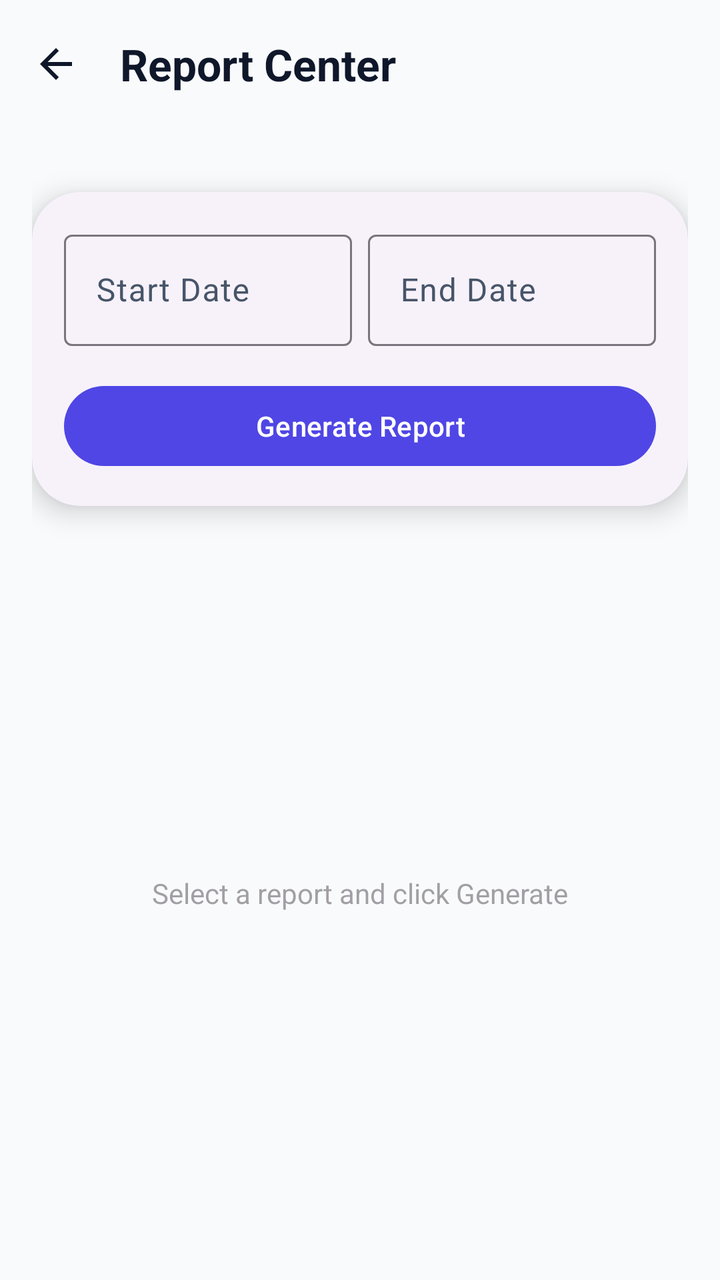
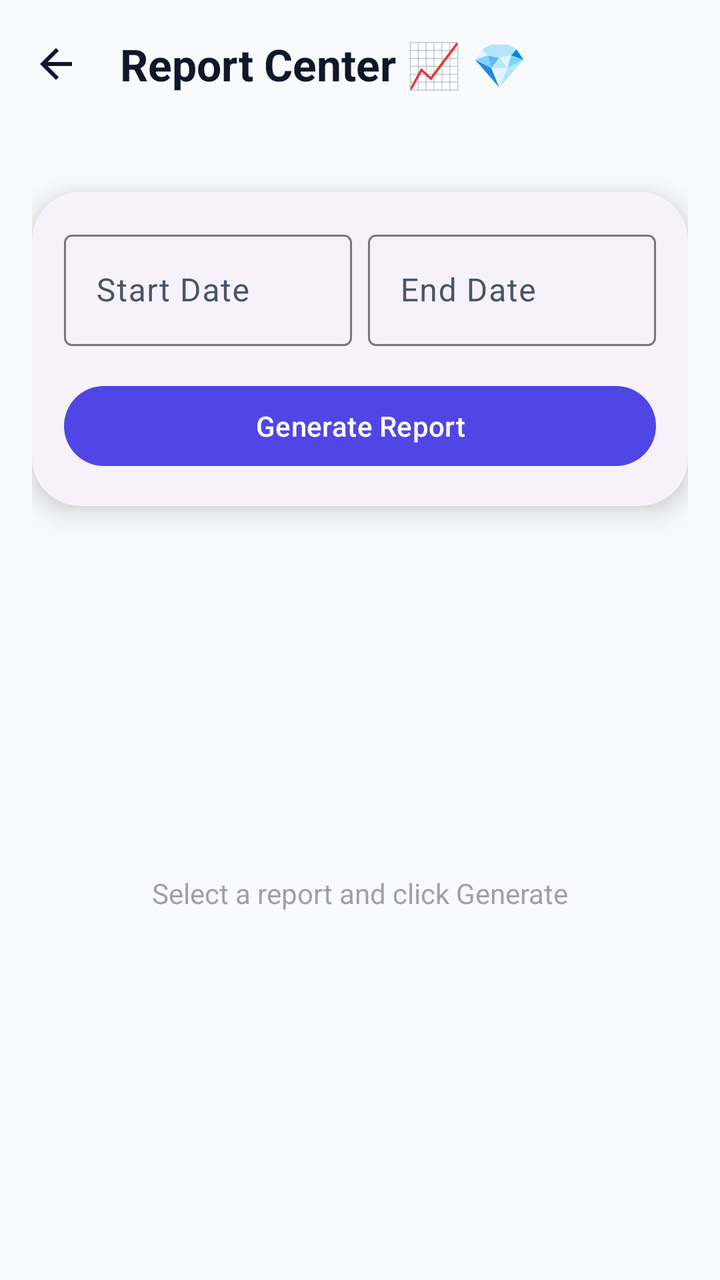

Before-and-after screenshots of an Android layout around one commit, followed by the original layout XML and the change that was made.
<!-- AndroidManifest.xml: application theme Theme.Biometric -->
<!-- res/layout/activity_report_center.xml -->
<?xml version="1.0" encoding="utf-8"?>
<androidx.coordinatorlayout.widget.CoordinatorLayout xmlns:android="http://schemas.android.com/apk/res/android"
    xmlns:app="http://schemas.android.com/apk/res-auto"
    xmlns:tools="http://schemas.android.com/tools"
    android:layout_width="match_parent"
    android:layout_height="match_parent"
    android:background="@color/window_background">

    <com.google.android.material.appbar.AppBarLayout
        android:layout_width="match_parent"
        android:layout_height="wrap_content"
        android:background="?attr/colorSurface">
        <com.google.android.material.appbar.MaterialToolbar
            android:id="@+id/toolbar"
            style="@style/Widget.App.Toolbar"
            android:layout_width="match_parent"
            android:layout_height="?attr/actionBarSize"
            app:title="Report Center"
            app:navigationIcon="@drawable/ic_back" />
    </com.google.android.material.appbar.AppBarLayout>

    <LinearLayout
        android:layout_width="match_parent"
        android:layout_height="match_parent"
        android:orientation="vertical"
        android:padding="16dp"
        app:layout_behavior="@string/appbar_scrolling_view_behavior">

        <HorizontalScrollView
            android:layout_width="match_parent"
            android:layout_height="wrap_content"
            android:scrollbars="none"
            android:layout_marginBottom="16dp">
            <LinearLayout
                android:id="@+id/llReportTypes"
                android:layout_width="wrap_content"
                android:layout_height="wrap_content"
                android:orientation="horizontal" />
        </HorizontalScrollView>

        <com.google.android.material.card.MaterialCardView
            style="@style/PremiumCardView"
            android:layout_width="match_parent"
            android:layout_height="wrap_content"
            android:layout_marginBottom="16dp">
            <LinearLayout
                android:layout_width="match_parent"
                android:layout_height="wrap_content"
                android:orientation="vertical"
                android:padding="16dp">
                <LinearLayout
                    android:layout_width="match_parent"
                    android:layout_height="wrap_content"
                    android:orientation="horizontal">
                    <com.google.android.material.textfield.TextInputLayout
        android:id="@+id/tilEmployee"
        android:layout_width="match_parent"
        android:layout_height="wrap_content"
        android:hint="👤 Employee (Attendance report)"
        android:visibility="gone">
        <AutoCompleteTextView
            android:id="@+id/spEmployee"
            android:layout_width="match_parent"
            android:layout_height="wrap_content"
            android:inputType="none" />
    </com.google.android.material.textfield.TextInputLayout>

    <com.google.android.material.textfield.TextInputLayout
                        style="@style/Widget.Material3.TextInputLayout.OutlinedBox"
                        android:layout_width="0dp"
                        android:layout_height="wrap_content"
                        android:layout_weight="1"
                        android:layout_marginEnd="8dp"
                        android:hint="Start Date">
                        <com.google.android.material.textfield.TextInputEditText
                            android:id="@+id/etStartDate"
                            android:layout_width="match_parent"
                            android:layout_height="wrap_content"
                            android:focusable="false"
                            android:clickable="true" />
                    </com.google.android.material.textfield.TextInputLayout>
                    <com.google.android.material.textfield.TextInputLayout
                        style="@style/Widget.Material3.TextInputLayout.OutlinedBox"
                        android:layout_width="0dp"
                        android:layout_height="wrap_content"
                        android:layout_weight="1"
                        android:hint="End Date">
                        <com.google.android.material.textfield.TextInputEditText
                            android:id="@+id/etEndDate"
                            android:layout_width="match_parent"
                            android:layout_height="wrap_content"
                            android:focusable="false"
                            android:clickable="true" />
                    </com.google.android.material.textfield.TextInputLayout>
                </LinearLayout>

                <com.google.android.material.button.MaterialButton
                    android:id="@+id/btnGenerate"
                    android:layout_width="match_parent"
                    android:layout_height="wrap_content"
                    android:layout_marginTop="16dp"
                    android:text="Generate Report" />

                <com.google.android.material.button.MaterialButton
                    android:id="@+id/btnExportCsv"
                    style="@style/Widget.Material3.Button.OutlinedButton"
                    android:layout_width="match_parent"
                    android:layout_height="wrap_content"
                    android:layout_marginTop="8dp"
                    android:text="Export CSV"
                    android:visibility="gone" />
            </LinearLayout>
        </com.google.android.material.card.MaterialCardView>

        <FrameLayout
            android:layout_width="match_parent"
            android:layout_height="match_parent">
            <androidx.recyclerview.widget.RecyclerView
                android:id="@+id/rvResults"
                android:layout_width="match_parent"
                android:layout_height="match_parent" />
            <com.google.android.material.progressindicator.CircularProgressIndicator
                android:id="@+id/progressBar"
                android:layout_width="wrap_content"
                android:layout_height="wrap_content"
                android:layout_gravity="center"
                android:visibility="gone"
                android:indeterminate="true" />
            <TextView
                android:id="@+id/tvEmptyState"
                android:layout_width="wrap_content"
                android:layout_height="wrap_content"
                android:layout_gravity="center"
                android:text="Select a report and click Generate"
                android:alpha="0.5" />
        </FrameLayout>
    </LinearLayout>

</androidx.coordinatorlayout.widget.CoordinatorLayout>
<!-- resources referenced by this layout -->
<resources>
  <color name="window_background">#F9FAFB</color>
  <!-- drawable ic_back (drawable) -->
  <vector xmlns:android="http://schemas.android.com/apk/res/android"
      android:width="24dp"
      android:height="24dp"
      android:viewportWidth="24"
      android:viewportHeight="24"
      android:tint="?attr/colorControlNormal">
    <path
        android:fillColor="@android:color/white"
        android:pathData="M20,11H7.83l5.59,-5.59L12,4l-8,8 8,8 1.41,-1.41L7.83,13H20v-2z"/>
  </vector>
  <style name="PremiumCardView" parent="Widget.App.CardView">
          <item name="cardElevation">8dp</item>
          <item name="cardCornerRadius">24dp</item>
          <item name="android:foreground">?attr/selectableItemBackground</item>
      </style>
  <style name="Widget.App.Toolbar" parent="Widget.Material3.Toolbar.OnSurface">
          <item name="titleTextAppearance">@style/TextAppearance.App.ToolbarTitle</item>
      </style>
  <style name="Theme.Biometric" parent="Theme.Material3.DayNight.NoActionBar">
          
          <item name="colorPrimary">@color/colorPrimary</item>
          <item name="colorPrimaryDark">@color/colorPrimaryDark</item>
          <item name="colorPrimaryVariant">@color/colorPrimaryDark</item>
          <item name="colorOnPrimary">@android:color/white</item>
          
          
          <item name="colorSecondary">@color/colorAccent</item>
          <item name="colorOnSecondary">@android:color/white</item>
  
          
          <item name="android:colorBackground">@color/window_background</item>
          <item name="android:windowBackground">@color/window_background</item>
          <item name="android:windowDisablePreview">false</item>
          <item name="colorSurface">@color/window_background</item>
          <item name="colorOnSurface">@color/text_primary</item>
          <item name="colorSurfaceVariant">@color/colorSurfaceVariant</item>
          <item name="colorOnSurfaceVariant">@color/text_secondary</item>
          <item name="colorError">@color/red</item>
          <item name="colorOnError">@android:color/white</item>
          <item name="colorOutline">@color/outline</item>
          <item name="colorOutlineVariant">@color/outline_variant</item>
  
          
          <item name="android:statusBarColor">?attr/colorSurface</item>
          <item name="android:windowLightStatusBar">true</item>
          <item name="android:navigationBarColor">?attr/colorSurface</item>
          <item name="android:windowLightNavigationBar" tools:targetApi="27">true</item>
          <item name="android:windowLayoutInDisplayCutoutMode" tools:targetApi="28">shortEdges</item>
  
          
          <item name="android:windowActivityTransitions">true</item>
          <item name="android:windowEnterTransition">@android:transition/fade</item>
          <item name="android:windowExitTransition">@android:transition/fade</item>
  
          
          <item name="toolbarStyle">@style/Widget.App.Toolbar</item>
          <item name="materialCardViewStyle">@style/Widget.App.CardView</item>
      </style>
  <style name="Widget.App.CardView" parent="Widget.Material3.CardView.Elevated">
          <item name="cardCornerRadius">16dp</item>
          <item name="cardElevation">4dp</item>
      </style>
  <style name="TextAppearance.App.ToolbarTitle" parent="TextAppearance.Material3.TitleLarge">
          <item name="android:textStyle">bold</item>
      </style>
  <color name="colorPrimary">#4F46E5</color>
  <color name="colorPrimaryDark">#4338CA</color>
  <color name="colorAccent">#F43F5E</color>
  <color name="text_primary">#0F172A</color>
  <color name="colorSurfaceVariant">#F3F4F6</color>
  <color name="text_secondary">#475569</color>
  <color name="red">#EF4444</color>
  <color name="outline">#79747E</color>
  <color name="outline_variant">#CAC4D0</color>
</resources>

<!-- the commit's change to res/layout/activity_report_center.xml (unified diff, before → after) -->
@@ -2,11 +2,14 @@
 <androidx.coordinatorlayout.widget.CoordinatorLayout xmlns:android="http://schemas.android.com/apk/res/android"
     xmlns:app="http://schemas.android.com/apk/res-auto"
     xmlns:tools="http://schemas.android.com/tools"
+    android:id="@+id/clReportCenterRoot"
     android:layout_width="match_parent"
     android:layout_height="match_parent"
-    android:background="@color/window_background">
+    android:background="@color/window_background"
+    android:fitsSystemWindows="false">
 
     <com.google.android.material.appbar.AppBarLayout
+        android:id="@+id/appBar"
         android:layout_width="match_parent"
         android:layout_height="wrap_content"
         android:background="?attr/colorSurface">
@@ -15,7 +18,7 @@
             style="@style/Widget.App.Toolbar"
             android:layout_width="match_parent"
             android:layout_height="?attr/actionBarSize"
-            app:title="Report Center"
+            app:title="Report Center 📈 💎"
             app:navigationIcon="@drawable/ic_back" />
     </com.google.android.material.appbar.AppBarLayout>
 
